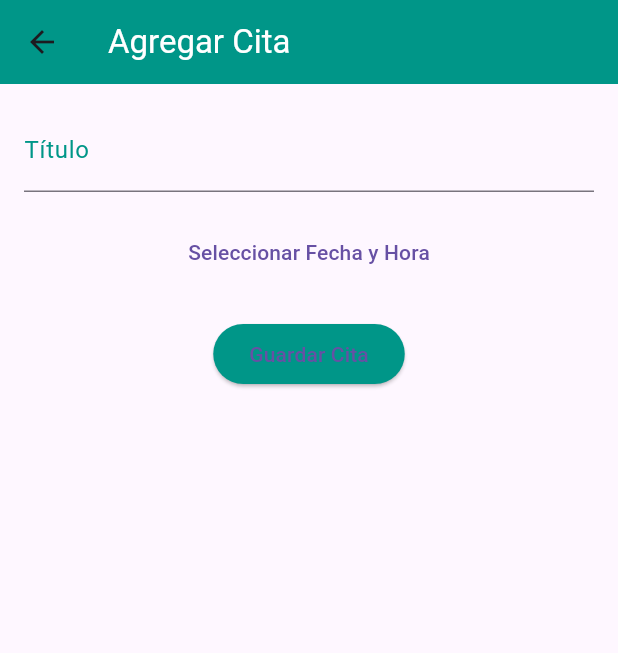
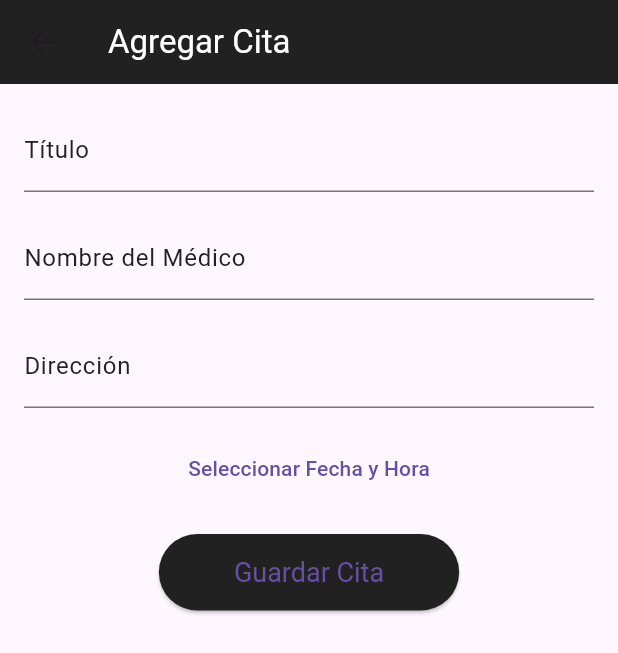
Before and after one commit to Montse123n/loginJorge_Montse, a Flutter app: the HomePage screen opened by its route, after a tap on the "add" icon, on a phone screen of 412 x 824 dp. Shown: the top 653 px of the screen. Run offline on Flutter 3.47's test engine with Material 3 defaults, Android fonts, the phone set to English and light mode, and no system bars; our stand-ins replace sqflite; accounts and stored records are empty.

```diff
--- a/lib/page/AppointmentPage.dart
+++ b/lib/page/AppointmentPage.dart
@@ -14,6 +14,8 @@ class AppointmentPage extends StatefulWidget {
 
 class _AppointmentPageState extends State<AppointmentPage> {
   final _titleController = TextEditingController();
+  final _doctorNameController = TextEditingController();
+  final _addressController = TextEditingController();
   DateTime? _selectedDateTime;
 
   @override
@@ -21,6 +23,8 @@ class _AppointmentPageState extends State<AppointmentPage> {
     super.initState();
     if (widget.appointment != null) {
       _titleController.text = widget.appointment!.title;
+      _doctorNameController.text = widget.appointment!.doctorName;
+      _addressController.text = widget.appointment!.address;
       _selectedDateTime = widget.appointment!.dateTime;
     }
   }
@@ -53,7 +57,9 @@ class _AppointmentPageState extends State<AppointmentPage> {
 
   void _saveAppointment() {
     final title = _titleController.text;
-    if (title.isEmpty || _selectedDateTime == null) {
+    final doctorName = _doctorNameController.text;
+    final address = _addressController.text;
+    if (title.isEmpty || _selectedDateTime == null || doctorName.isEmpty || address.isEmpty) {
       ScaffoldMessenger.of(context).showSnackBar(SnackBar(
         content: Text('Por favor, completa todos los campos'),
       ));
@@ -64,6 +70,8 @@ class _AppointmentPageState extends State<AppointmentPage> {
       id: widget.appointment?.id ?? DateTime.now().toString(),
       title: title,
       dateTime: _selectedDateTime!,
+      doctorName: doctorName,
+      address: address,
     );
 
     if (widget.appointment == null) {
@@ -79,7 +87,7 @@ class _AppointmentPageState extends State<AppointmentPage> {
     return Scaffold(
       appBar: AppBar(
         title: Text(widget.appointment == null ? 'Agregar Cita' : 'Editar Cita', style: TextStyle(color: Colors.white)),
-        backgroundColor: Colors.teal,
+        backgroundColor: Colors.grey[900],
       ),
       body: Padding(
         padding: const EdgeInsets.all(16.0),
@@ -89,9 +97,31 @@ class _AppointmentPageState extends State<AppointmentPage> {
               controller: _titleController,
               decoration: InputDecoration(
                 labelText: 'Título',
-                labelStyle: TextStyle(color: Colors.teal),
+                labelStyle: TextStyle(color: Colors.grey[900]),
                 focusedBorder: UnderlineInputBorder(
-                  borderSide: BorderSide(color: Colors.teal),
+                  borderSide: BorderSide(),
+                ),
+              ),
+            ),
+            SizedBox(height: 16.0),
+            TextField(
+              controller: _doctorNameController,
+              decoration: InputDecoration(
+                labelText: 'Nombre del Médico',
+                labelStyle: TextStyle(color: Colors.grey[900]),
+                focusedBorder: UnderlineInputBorder(
+                  borderSide: BorderSide(),
+                ),
+              ),
+            ),
+            SizedBox(height: 16.0),
+            TextField(
+              controller: _addressController,
+              decoration: InputDecoration(
+                labelText: 'Dirección',
+                labelStyle: TextStyle(color: Colors.grey[900]),
+                focusedBorder: UnderlineInputBorder(
+
                 ),
               ),
             ),
@@ -107,7 +137,9 @@ class _AppointmentPageState extends State<AppointmentPage> {
               onPressed: _saveAppointment,
               child: Text('Guardar Cita'),
               style: ElevatedButton.styleFrom(
-                backgroundColor: Colors.teal,
+                backgroundColor: Colors.grey[900],
+                padding: EdgeInsets.symmetric(horizontal: 50, vertical: 15),
+                textStyle: TextStyle(fontSize: 18),
               ),
             ),
           ],
--- a/lib/page/appointment_page.dart
+++ b/lib/page/appointment_page.dart
@@ -2,6 +2,34 @@ class Appointment {
   final String id;
   final String title;
   final DateTime dateTime;
+  final String doctorName;
+  final String address;
 
-  Appointment({required this.id, required this.title, required this.dateTime});
+  Appointment({
+    required this.id,
+    required this.title,
+    required this.dateTime,
+    required this.doctorName,
+    required this.address,
+  });
+
+  Map<String, dynamic> toMap() {
+    return {
+      'id': id,
+      'title': title,
+      'dateTime': dateTime.toIso8601String(),
+      'doctorName': doctorName,
+      'address': address,
+    };
+  }
+
+  factory Appointment.fromMap(Map<String, dynamic> map) {
+    return Appointment(
+      id: map['id'],
+      title: map['title'],
+      dateTime: DateTime.parse(map['dateTime']),
+      doctorName: map['doctorName'],
+      address: map['address'],
+    );
+  }
 }
--- a/lib/page/appointment_service.dart
+++ b/lib/page/appointment_service.dart
@@ -1,24 +1,24 @@
 import 'package:login/page/appointment_page.dart';
 
 class AppointmentService {
-  List<Appointment> appointments = [];
+  final List<Appointment> _appointments = [];
+
+  List<Appointment> getAllAppointments() {
+    return _appointments;
+  }
 
   void addAppointment(Appointment appointment) {
-    appointments.add(appointment);
+    _appointments.add(appointment);
   }
 
-  void editAppointment(String id, Appointment updatedAppointment) {
-    final index = appointments.indexWhere((app) => app.id == id);
+  void editAppointment(String id, Appointment newAppointment) {
+    final index = _appointments.indexWhere((appointment) => appointment.id == id);
     if (index != -1) {
-      appointments[index] = updatedAppointment;
+      _appointments[index] = newAppointment;
     }
   }
 
   void deleteAppointment(String id) {
-    appointments.removeWhere((app) => app.id == id);
-  }
-
-  List<Appointment> getAllAppointments() {
-    return appointments;
+    _appointments.removeWhere((appointment) => appointment.id == id);
   }
 }
```
Also changed, not shown: lib/page/Home_Page.dart (+16 -3 lines), lib/page/registrer_page.dart (+14 -24 lines).
